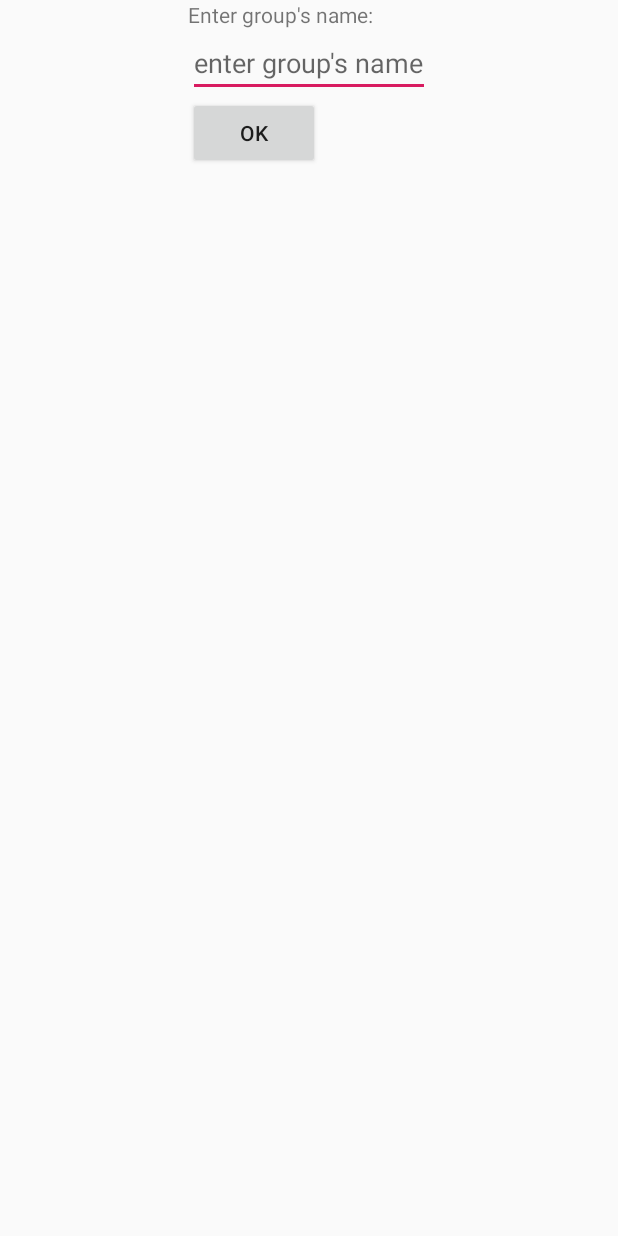
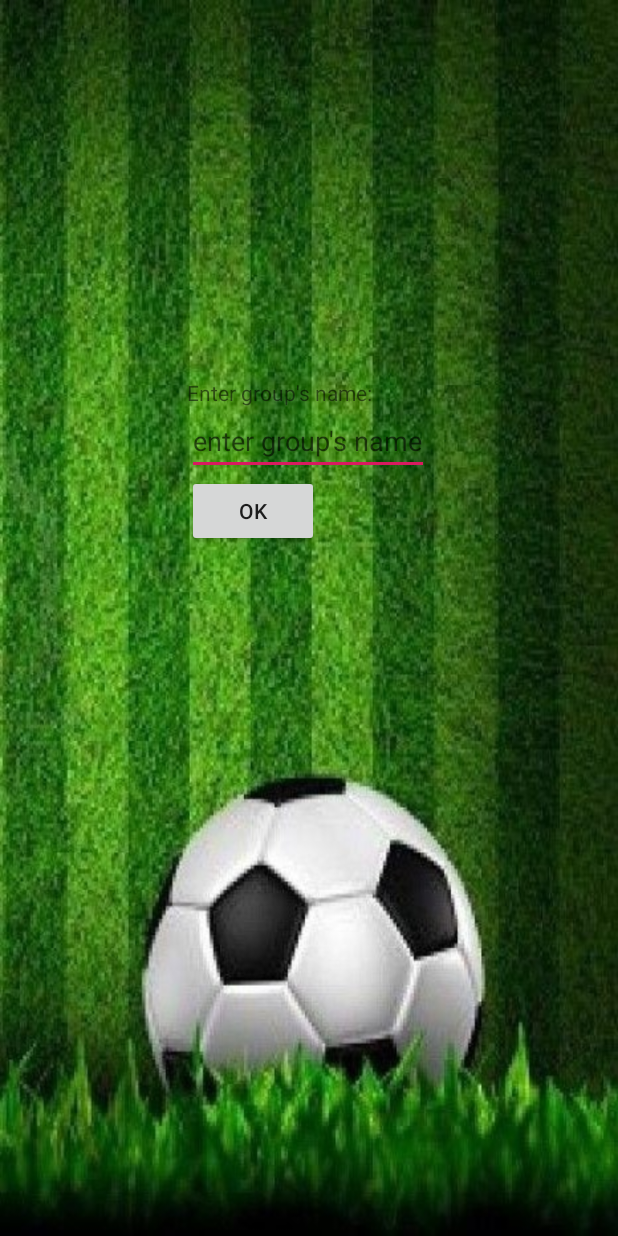
Before and after one commit to SaraAtia/BetApp, an Android app: the NameGroup screen opened directly, with no data from a screen before it, on a phone screen of 412 x 824 dp. Run offline under Robolectric (Android 15) with nearby library versions, the phone set to English and light mode, and no system bars.

Commit message:
fixed UI

```diff
--- a/app/src/main/res/layout/activity_name_group.xml
+++ b/app/src/main/res/layout/activity_name_group.xml
@@ -5,31 +5,40 @@
     android:layout_width="match_parent"
     android:layout_height="match_parent"
     android:layout_gravity="center_vertical"
-    tools:context=".NameGroup">
+    tools:context=".NameGroup"
+    android:background="@drawable/soccer_background_1">
+
     <LinearLayout
         android:layout_width="wrap_content"
         android:layout_height="wrap_content"
+        android:layout_marginTop="252dp"
         android:orientation="vertical"
         app:layout_constraintEnd_toEndOf="parent"
+        app:layout_constraintHorizontal_bias="0.498"
         app:layout_constraintStart_toStartOf="parent"
         app:layout_constraintTop_toTopOf="parent">
+
         <TextView
             android:layout_width="wrap_content"
             android:layout_height="wrap_content"
-            android:text="Enter group's name:">
-        </TextView>
+            android:text="Enter group's name:"
+            tools:layout_editor_absoluteX="125dp"
+            tools:layout_editor_absoluteY="253dp"></TextView>
+
         <EditText
             android:id="@+id/group_name"
             android:layout_width="wrap_content"
             android:layout_height="wrap_content"
             android:hint="enter group's name"
-            >
-        </EditText>
+            tools:layout_editor_absoluteX="125dp"
+            tools:layout_editor_absoluteY="272dp"></EditText>
+
         <Button
             android:layout_width="wrap_content"
             android:layout_height="wrap_content"
+            android:onClick="nameGroup"
             android:text="OK"
-            android:onClick="nameGroup">
-        </Button>
+            tools:layout_editor_absoluteX="125dp"
+            tools:layout_editor_absoluteY="317dp"></Button>
     </LinearLayout>
 </androidx.constraintlayout.widget.ConstraintLayout>
--- a/build.gradle
+++ b/build.gradle
@@ -7,7 +7,7 @@ buildscript {
 
     }
     dependencies {
-        classpath 'com.android.tools.build:gradle:4.0.0'
+        classpath 'com.android.tools.build:gradle:4.0.1'
         classpath 'com.google.gms:google-services:4.3.3'
         // NOTE: Do not place your application dependencies here; they belong
         // in the individual module build.gradle files
```
Also changed, not shown: app/src/main/res/layout/activity_group_presentation.xml (+11 -1 lines).
